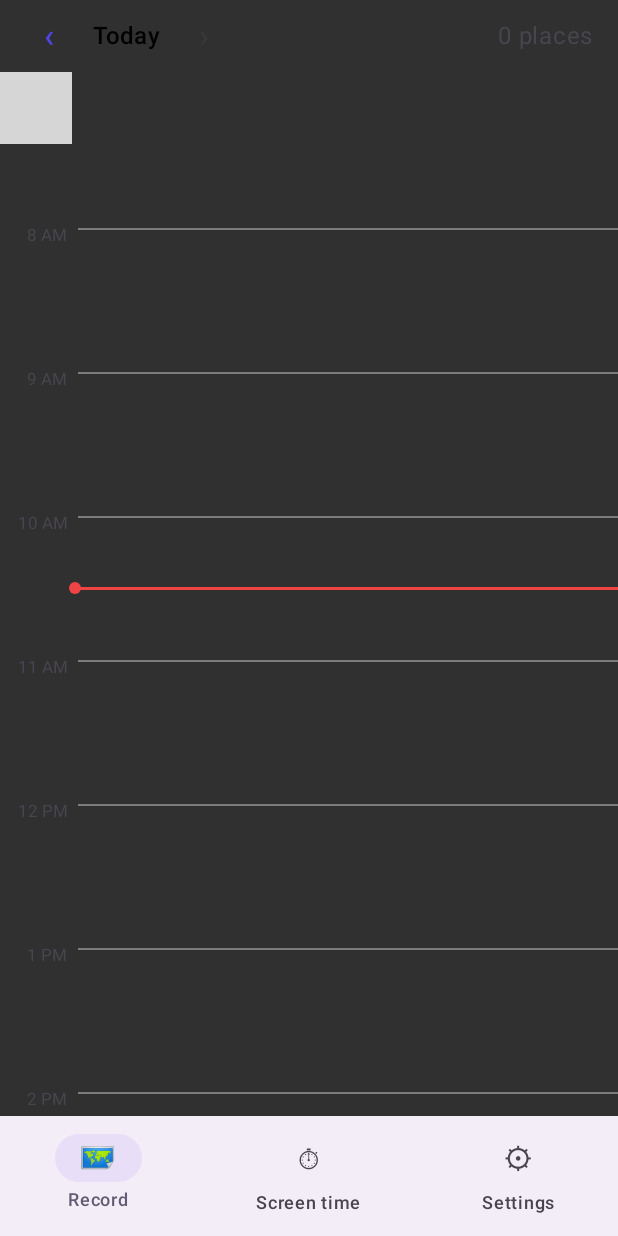
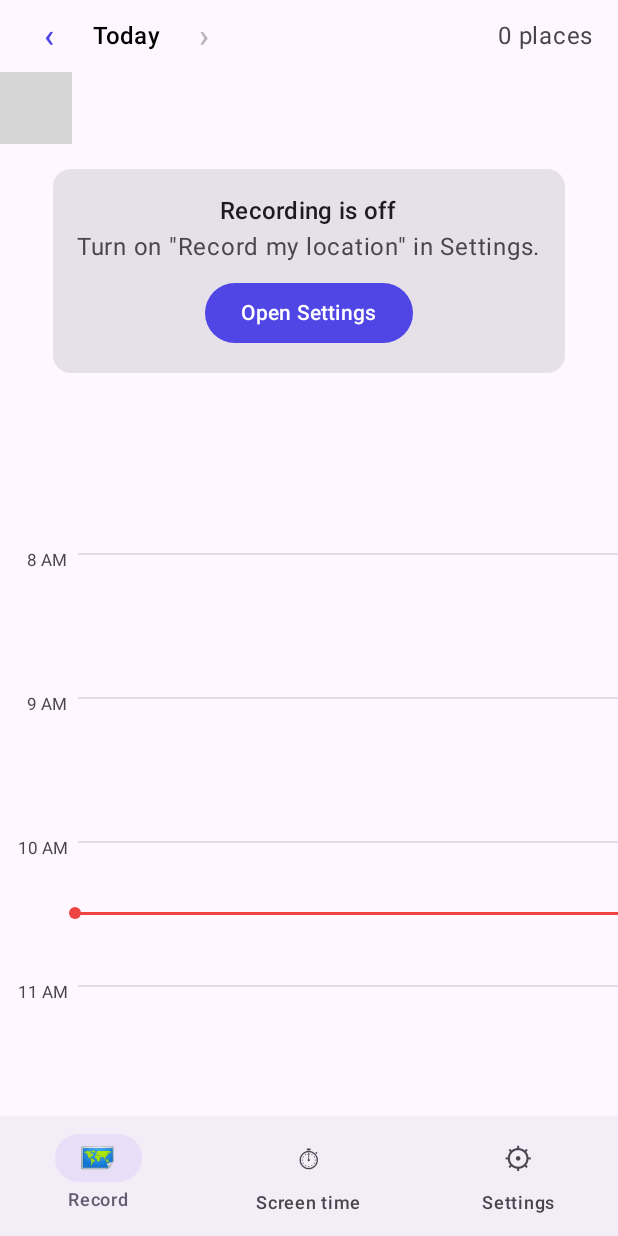
Before and after one commit to mayueanyou/LifeRecorder, an Android app built with Jetpack Compose: the screen it shows after launch (MainActivity), on a phone screen of 412 x 824 dp. Run offline under Robolectric (Android 15) with nearby library versions, the phone set to English and light mode, and no system bars; our stand-ins replace Room's generated code; libraries missing offline, so code that uses them is left out: org.osmdroid.config, org.osmdroid.tileprovider, org.osmdroid.util, org.osmdroid.views; pictures from the network do not load; 11 statements that could not run were skipped; grey boxes are pictures that could not be loaded.

Commit message:
Fix the map covering the screen; say why a day is empty; diagnostics
- The map view drew past its own edges, over the date bar and timeline;
  it is clipped to its area now.
- An empty day no longer shows the ocean at 0,0: the map centres on the last
  recorded position, with a note saying whether recording is off (and a
  button to Settings) or simply nothing has been recorded yet.
- The window follows the phone's light or dark mode, and every tab has a
  proper background, so colours no longer clash.
- Diagnostics: crashes and recorder problems (refused permission, Android
  refusing to start the service, failed saves) are written down on the
  phone, and Settings > Share diagnostics sends a short report with no
  positions in it.

Co-Authored-By: Claude Opus 5.5 (1M context) <noreply@anthropic.com>

```diff
--- a/app/build.gradle.kts
+++ b/app/build.gradle.kts
@@ -16,8 +16,8 @@ android {
         applicationId = "io.github.mayueanyou.liferecorder"
         minSdk = 26
         targetSdk = 35
-        versionCode = 3
-        versionName = "0.3.0"
+        versionCode = 4
+        versionName = "0.3.1"
     }
 
     // The release key lives outside the repository -- by default in
--- /dev/null
+++ b/app/src/main/java/io/github/mayueanyou/liferecorder/Diagnostics.kt
@@ -0,0 +1,38 @@
+package io.github.mayueanyou.liferecorder
+
+import android.content.Context
+import java.io.File
+import java.io.PrintWriter
+import java.io.StringWriter
+import java.time.Instant
+
+/**
+ * What went wrong, kept on the phone until the user chooses to share it.
+ *
+ * Crashes are written down as they happen; the location recorder notes when
+ * Android refuses it or it fails to start. Nothing here holds a position --
+ * only what is needed to find a bug.
+ */
+object Diagnostics {
+    private const val FILE = "diagnostics.log"
+    private const val MAX_BYTES = 64 * 1024
+
+    fun install(context: Context) {
+        val app = context.applicationContext
+        val previous = Thread.getDefaultUncaughtExceptionHandler()
+        Thread.setDefaultUncaughtExceptionHandler { thread, error ->
+            runCatching { note(app, "CRASH on ${thread.name}:\n" + trace(error)) }
+            previous?.uncaughtException(thread, error)
+        }
+    }
+
+    fun note(context: Context, message: String) {
+        val file = File(context.filesDir, FILE)
+        if (file.exists() && file.length() > MAX_BYTES) file.writeText(file.readText().takeLast(MAX_BYTES / 2))
+        file.appendText("${Instant.now()}  $message\n")
+    }
+
+    fun read(context: Context): String = File(context.filesDir, FILE).takeIf { it.exists() }?.readText().orEmpty()
+
+    fun trace(error: Throwable): String = StringWriter().also { error.printStackTrace(PrintWriter(it)) }.toString()
+}
--- a/app/src/main/java/io/github/mayueanyou/liferecorder/LifeRecorderApp.kt
+++ b/app/src/main/java/io/github/mayueanyou/liferecorder/LifeRecorderApp.kt
@@ -8,6 +8,7 @@ import java.io.File
 class LifeRecorderApp : Application() {
     override fun onCreate() {
         super.onCreate()
+        Diagnostics.install(this)
         SnapshotWorker.schedule(this)
         // OpenStreetMap asks every app for a name of its own, and map tiles
         // are cached in the app's own storage.
--- a/app/src/main/java/io/github/mayueanyou/liferecorder/ui/DayMap.kt
+++ b/app/src/main/java/io/github/mayueanyou/liferecorder/ui/DayMap.kt
@@ -54,6 +54,7 @@ fun DayMap(
     entries: List<Entry>,
     selected: Int?,
     here: Fix?,
+    fallback: Fix?,
     onSelect: (Int) -> Unit,
     modifier: Modifier = Modifier,
 ) {
@@ -69,7 +70,7 @@ fun DayMap(
     AndroidView(factory = { map }, modifier = modifier, update = { draw(it, context, entries, selected, here, onSelect) })
 
     // A new day is fitted to the screen once; selecting within it moves to the selection.
-    LaunchedEffect(entries) { fit(map, entries, here) }
+    LaunchedEffect(entries, fallback) { fit(map, entries, here ?: fallback) }
     LaunchedEffect(selected) { if (selected != null) focus(map, entries, selected) }
 }
 
--- a/app/src/main/java/io/github/mayueanyou/liferecorder/ui/MainActivity.kt
+++ b/app/src/main/java/io/github/mayueanyou/liferecorder/ui/MainActivity.kt
@@ -80,10 +80,10 @@ private val Accent = Color(0xFF4F46E5)
 @Composable
 private fun Home() {
     var tab by remember { mutableStateOf(0) }
-    Column(Modifier.fillMaxSize()) {
+    Column(Modifier.fillMaxSize().background(MaterialTheme.colorScheme.background)) {
         Box(Modifier.weight(1f)) {
             when (tab) {
-                0 -> RecordScreen()
+                0 -> RecordScreen(onOpenSettings = { tab = 2 })
                 1 -> ScreenTimeScreen(onOpenSettings = { tab = 2 })
                 else -> SettingsScreen()
             }
--- a/app/src/main/java/io/github/mayueanyou/liferecorder/ui/RecordScreen.kt
+++ b/app/src/main/java/io/github/mayueanyou/liferecorder/ui/RecordScreen.kt
@@ -34,6 +34,7 @@ import androidx.compose.runtime.setValue
 import androidx.compose.ui.Alignment
 import androidx.compose.ui.Modifier
 import androidx.compose.ui.draw.clip
+import androidx.compose.ui.draw.clipToBounds
 import androidx.compose.ui.graphics.Color
 import androidx.compose.ui.platform.LocalContext
 import androidx.compose.ui.platform.LocalDensity
@@ -49,7 +50,12 @@ import io.github.mayueanyou.liferecorder.engine.DayBuilder
 import io.github.mayueanyou.liferecorder.engine.DayRecord
 import io.github.mayueanyou.liferecorder.engine.Entry
 import io.github.mayueanyou.liferecorder.engine.Mode
+import io.github.mayueanyou.liferecorder.data.LifeDb
+import io.github.mayueanyou.liferecorder.engine.Fix
+import io.github.mayueanyou.liferecorder.location.Recording
 import io.github.mayueanyou.liferecorder.places.Lookups
+import androidx.compose.material3.Button
+import androidx.compose.material3.Card
 import kotlinx.coroutines.Dispatchers
 import kotlinx.coroutines.delay
 import kotlinx.coroutines.withContext
@@ -71,7 +77,7 @@ private val ORANGE = Color(0xFFF97316)
  * on the other.
  */
 @Composable
-fun RecordScreen() {
+fun RecordScreen(onOpenSettings: () -> Unit) {
     val context = LocalContext.current
     var day by remember { mutableStateOf(LocalDate.now()) }
     var record by remember { mutableStateOf<DayRecord?>(null) }
@@ -79,6 +85,13 @@ fun RecordScreen() {
     var refresh by remember { mutableIntStateOf(0) }
 
     LifecycleEventEffect(Lifecycle.Event.ON_RESUME) { refresh++ }
+    // Somewhere to centre an empty day: the last place you were recorded at all.
+    var lastEver by remember { mutableStateOf<Fix?>(null) }
+    LaunchedEffect(refresh) {
+        lastEver = withContext(Dispatchers.IO) {
+            LifeDb.get(context).fixes().latest(1).firstOrNull()?.let { Fix(it.time, it.latitude, it.longitude, it.accuracy) }
+        }
+    }
 
     LaunchedEffect(day, refresh) {
         selected = null
@@ -102,14 +115,46 @@ fun RecordScreen() {
         BoxWithConstraints(Modifier.fillMaxSize()) {
             val mapHeight = maxHeight * 0.38f
             Column {
-                DayMap(
-                    entries = record?.entries.orEmpty(),
-                    selected = selected,
-                    here = if (day == LocalDate.now()) record?.lastFix else null,
-                    onSelect = { selected = it },
-                    modifier = Modifier.fillMaxWidth().height(mapHeight),
-                )
+                // Clipped: the map view draws past its own edges otherwise,
+                // over the date bar and the timeline.
+                Box(Modifier.fillMaxWidth().height(mapHeight).clipToBounds()) {
+                    DayMap(
+                        entries = record?.entries.orEmpty(),
+                        selected = selected,
+                        here = if (day == LocalDate.now()) record?.lastFix ?: lastEver else null,
+                        fallback = lastEver,
+                        onSelect = { selected = it },
+                        modifier = Modifier.fillMaxSize().clipToBounds(),
+                    )
+                    if (record != null && record!!.entries.isEmpty()) {
+                        EmptyDay(day, Recording.wanted(context), onOpenSettings)
+                    }
+                }
                 Timeline(record, day, selected) { i -> selected = if (selected == i) null else i }
+            }
+        }
+    }
+}
+
+@Composable
+private fun EmptyDay(day: LocalDate, recording: Boolean, onOpenSettings: () -> Unit) {
+    Box(Modifier.fillMaxSize().padding(16.dp), contentAlignment = Alignment.Center) {
+        Card {
+            Column(Modifier.padding(16.dp), horizontalAlignment = Alignment.CenterHorizontally) {
+                when {
+                    !recording -> {
+                        Text("Recording is off", style = MaterialTheme.typography.titleMedium)
+                        Text("Turn on \"Record my location\" in Settings.", color = MaterialTheme.colorScheme.onSurfaceVariant)
+                        Spacer(Modifier.height(8.dp))
+                        Button(onClick = onOpenSettings) { Text("Open Settings") }
+                    }
+                    day == LocalDate.now() -> {
+                        Text("Nothing recorded yet today", style = MaterialTheme.typography.titleMedium)
+                        Text("Stays appear after 8 minutes in one place; journeys as you travel.",
+                            color = MaterialTheme.colorScheme.onSurfaceVariant, textAlign = TextAlign.Center)
+                    }
+                    else -> Text("Nothing was recorded on this day.", color = MaterialTheme.colorScheme.onSurfaceVariant)
+                }
             }
         }
     }
--- /dev/null
+++ b/app/src/main/res/values-night/themes.xml
@@ -0,0 +1,3 @@
+<resources>
+    <style name="Theme.LifeRecorder" parent="android:Theme.Material.NoActionBar" />
+</resources>
--- a/app/src/main/res/values/themes.xml
+++ b/app/src/main/res/values/themes.xml
@@ -1,3 +1,5 @@
 <resources>
-    <style name="Theme.LifeRecorder" parent="android:Theme.Material.NoActionBar" />
+    <!-- Follows the phone: light here, dark in values-night. The window's own
+         colour shows behind the app while it starts, so it must match. -->
+    <style name="Theme.LifeRecorder" parent="android:Theme.Material.Light.NoActionBar" />
 </resources>
```
Also changed, not shown: app/src/main/java/io/github/mayueanyou/liferecorder/location/LocationService.kt (+17 -2 lines), app/src/main/java/io/github/mayueanyou/liferecorder/ui/SettingsScreen.kt (+36 -0 lines).
